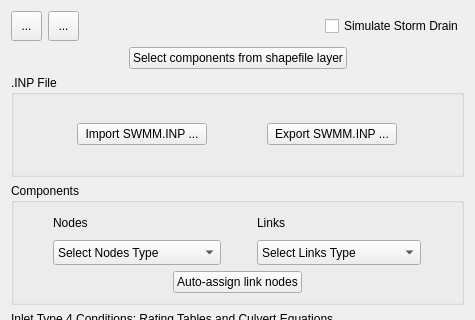
This is flo2d/ui/storm_drain_editor.ui in FLO-2DSoftware/qgis-flo-2d-plugin as Qt 5 draws it before an edit; both pictures show x 0 to 475 and y 0 to 320 of the 475 by 644 pixel window. The edited form follows.
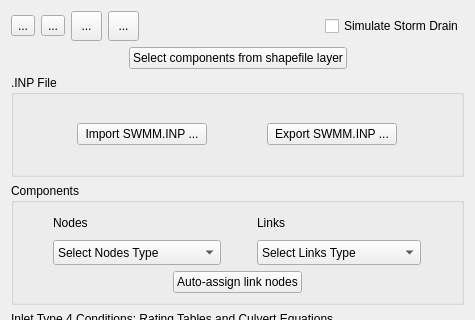
This is the edited form. Icons and pictures are not drawn.

Commit message: Add 'Import SWMM.INP' and 'Export SWMM.INP' buttons

```diff
--- a/flo2d/ui/storm_drain_editor.ui
+++ b/flo2d/ui/storm_drain_editor.ui
@@ -225,6 +225,34 @@
     <layout class="QHBoxLayout" name="horizontalLayout_5">
      <item>
       <layout class="QHBoxLayout" name="horizontalLayout_4">
+       <item>
+        <widget class="QToolButton" name="import_inp2_btn">
+         <property name="toolTip">
+          <string>Import SWMM.INP file</string>
+         </property>
+         <property name="text">
+          <string>...</string>
+         </property>
+         <property name="icon">
+          <iconset>
+           <normaloff>../img/import_swmm.svg</normaloff>../img/import_swmm.svg</iconset>
+         </property>
+        </widget>
+       </item>
+       <item>
+        <widget class="QToolButton" name="export_inp2_btn">
+         <property name="toolTip">
+          <string>Export SWMM.INP file</string>
+         </property>
+         <property name="text">
+          <string>...</string>
+         </property>
+         <property name="icon">
+          <iconset>
+           <normaloff>../img/export_swmm.svg</normaloff>../img/export_swmm.svg</iconset>
+         </property>
+        </widget>
+       </item>
        <item>
         <widget class="QToolButton" name="schema_storm_drain_btn">
          <property name="enabled">
```
The commit also changes 2 other files.
